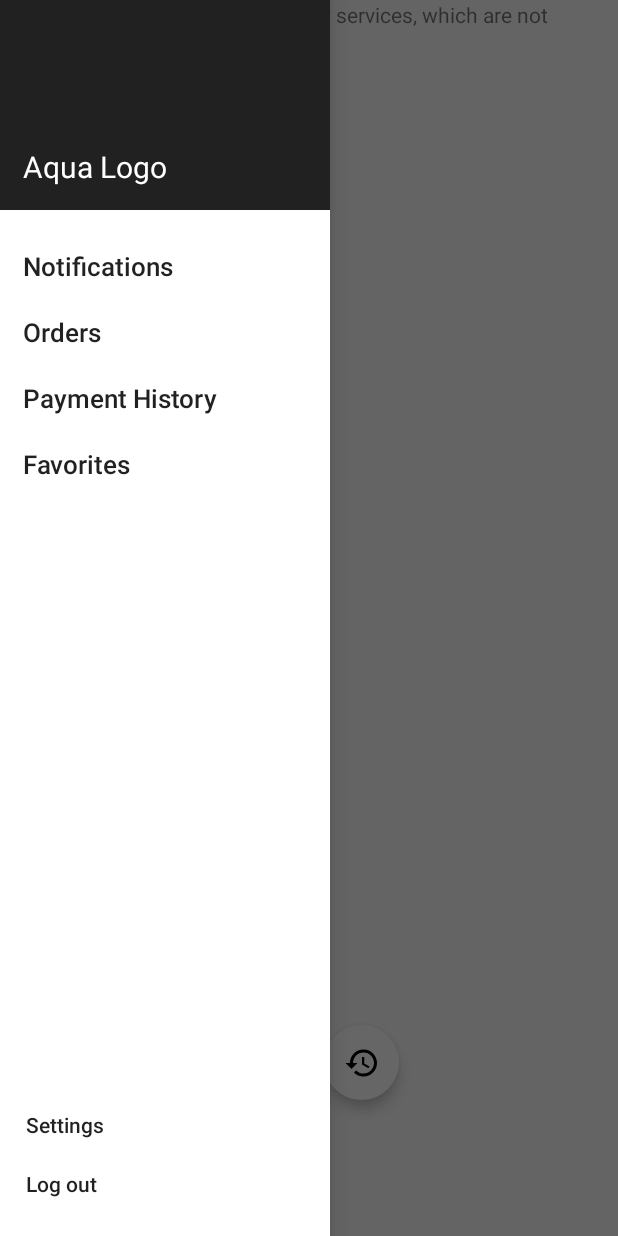
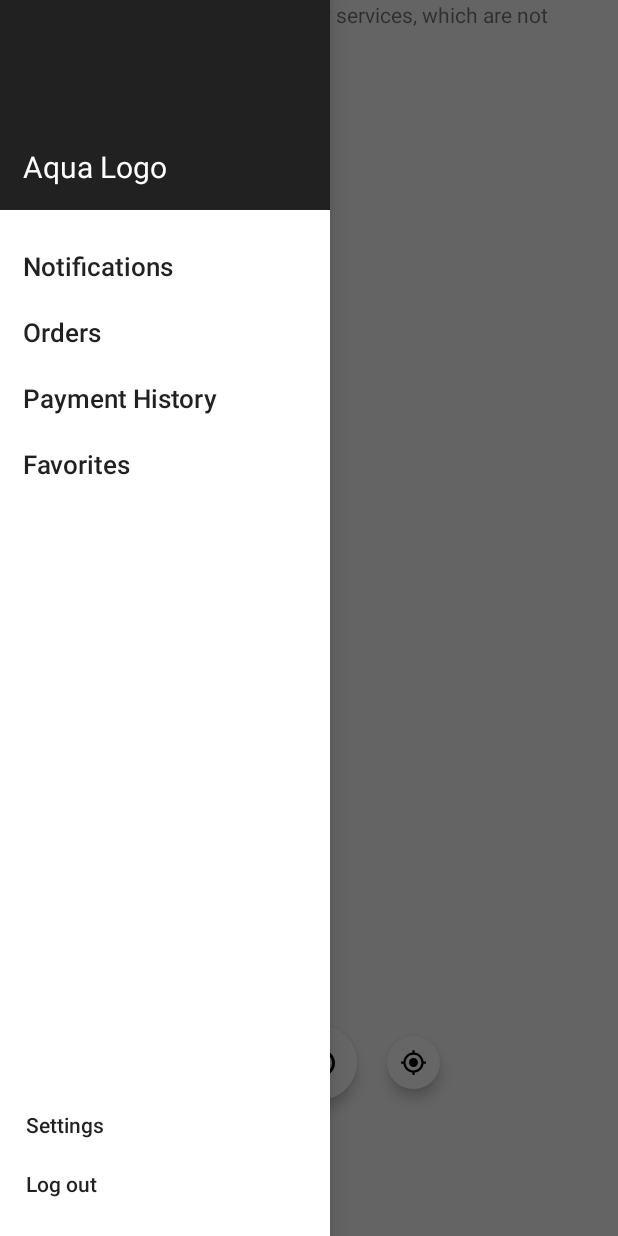
Before and after one commit to Jabito/AquaJMTCustomerApp, an Android app: the screen it shows after launch (MapsActivity), after a tap on an icon or button, on a phone screen of 412 x 824 dp. Run offline under Robolectric (Android 15) with nearby library versions, the phone set to English and light mode, and no system bars.

Commit message:
Made the MapsActivity fullscreen

```diff
--- a/app/src/main/java/com/mapua/aquajmt/customerapp/activities/MapsActivity.java
+++ b/app/src/main/java/com/mapua/aquajmt/customerapp/activities/MapsActivity.java
@@ -3,14 +3,17 @@ package com.mapua.aquajmt.customerapp.activities;
 import android.app.Activity;
 import android.graphics.Bitmap;
 import android.graphics.Canvas;
+import android.graphics.Color;
 import android.graphics.drawable.Drawable;
 import android.location.Location;
+import android.os.Build;
 import android.os.Bundle;
 import android.support.annotation.NonNull;
 import android.support.annotation.Nullable;
 import android.support.v4.widget.DrawerLayout;
 import android.view.Gravity;
 import android.view.View;
+import android.view.Window;
 import android.widget.ImageButton;
 
 import com.google.android.gms.common.ConnectionResult;
@@ -31,8 +34,14 @@ import com.mapua.aquajmt.customerapp.R;
 
 @SuppressWarnings("MissingPermission")
 public class MapsActivity extends Activity implements OnMapReadyCallback,
-        View.OnClickListener, LocationListener, GoogleApiClient.ConnectionCallbacks,
-        GoogleApiClient.OnConnectionFailedListener {
+        View.OnClickListener, LocationListener, GoogleApiClient.ConnectionCallbacks, GoogleApiClient.OnConnectionFailedListener, DrawerLayout.DrawerListener {
+
+    private static final int LIGHT_STATUS_BAR_FLAG =
+            Build.VERSION.SDK_INT >= Build.VERSION_CODES.M ?
+                    View.SYSTEM_UI_FLAG_LIGHT_STATUS_BAR : 0;
+    private static final int UI_FLAGS =
+            View.SYSTEM_UI_FLAG_LAYOUT_STABLE
+            | View.SYSTEM_UI_FLAG_LAYOUT_FULLSCREEN;
 
     private GoogleMap googleMap;
     private GoogleApiClient googleApiClient;
@@ -44,7 +53,14 @@ public class MapsActivity extends Activity implements OnMapReadyCallback,
         super.onCreate(savedInstanceState);
         setContentView(R.layout.activity_maps);
 
+        if (Build.VERSION.SDK_INT >= Build.VERSION_CODES.M) {
+            final Window window = getWindow();
+            window.getDecorView().setSystemUiVisibility(UI_FLAGS | LIGHT_STATUS_BAR_FLAG);
+            window.setStatusBarColor(Color.TRANSPARENT);
+        }
+
         drawerLayout = (DrawerLayout) findViewById(R.id.drawer_layout);
+        drawerLayout.addDrawerListener(this);
 
         ImageButton btnDrawerToggle = (ImageButton) findViewById(R.id.btn_drawer_toggle);
         btnDrawerToggle.setOnClickListener(this);
@@ -124,4 +140,28 @@ public class MapsActivity extends Activity implements OnMapReadyCallback,
 
         LocationServices.FusedLocationApi.removeLocationUpdates(googleApiClient, this);
     }
+
+    @Override
+    public void onDrawerSlide(View drawerView, float slideOffset) {
+        if (Build.VERSION.SDK_INT >= Build.VERSION_CODES.LOLLIPOP) {
+            getWindow().setStatusBarColor(Color.argb((int)(slideOffset * 255), 0, 0, 0));
+        }
+    }
+
+    @Override
+    public void onDrawerOpened(View drawerView) {
+        if (Build.VERSION.SDK_INT >= Build.VERSION_CODES.LOLLIPOP) {
+            getWindow().getDecorView().setSystemUiVisibility(UI_FLAGS);
+        }
+    }
+
+    @Override
+    public void onDrawerClosed(View drawerView) {
+        if (Build.VERSION.SDK_INT >= Build.VERSION_CODES.LOLLIPOP) {
+            getWindow().getDecorView().setSystemUiVisibility(UI_FLAGS | LIGHT_STATUS_BAR_FLAG);
+        }
+    }
+
+    @Override
+    public void onDrawerStateChanged(int newState) { }
 }
--- a/app/src/main/res/drawable/ic_my_location_black_s_white.xml
+++ b/app/src/main/res/drawable/ic_my_location_black.xml
@@ -1,6 +1,6 @@
 <vector xmlns:android="http://schemas.android.com/apk/res/android"
-        android:width="24dp"
-        android:height="24dp"
+        android:width="18dp"
+        android:height="18dp"
         android:viewportWidth="24.0"
         android:viewportHeight="24.0">
     <path
--- a/app/src/main/res/layout/activity_maps.xml
+++ b/app/src/main/res/layout/activity_maps.xml
@@ -62,6 +62,17 @@
                     android:layout_margin="10dp"
                     android:layout_height="50dp"
                     android:layout_width="50dp"/>
+
+                <ImageButton
+                    android:background="@drawable/circular_button"
+                    android:foreground="@drawable/ripple_oval"
+                    android:src="@drawable/ic_my_location_black"
+                    android:elevation="5dp"
+                    android:padding="25dp"
+                    android:layout_gravity="center_vertical"
+                    android:layout_margin="10dp"
+                    android:layout_height="35dp"
+                    android:layout_width="35dp"/>
 
             </GridLayout>
 
--- a/app/src/main/res/values/styles.xml
+++ b/app/src/main/res/values/styles.xml
@@ -4,7 +4,6 @@
         <item name="colorPrimary">@color/colorPrimary</item>
         <item name="colorPrimaryDark">@color/colorPrimaryDark</item>
         <item name="colorAccent">@color/colorAccent</item>
-        <item name="android:statusBarColor">@color/colorDrawer</item>
     </style>
 
     <style name="DrawerButtonStyle">
```
